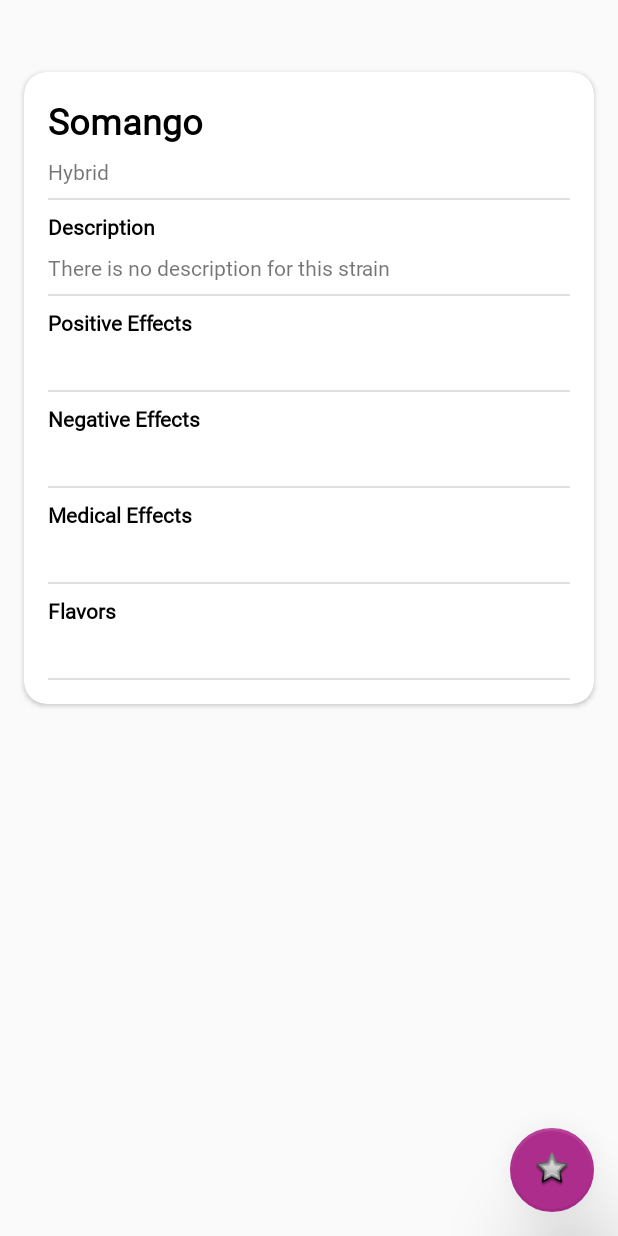
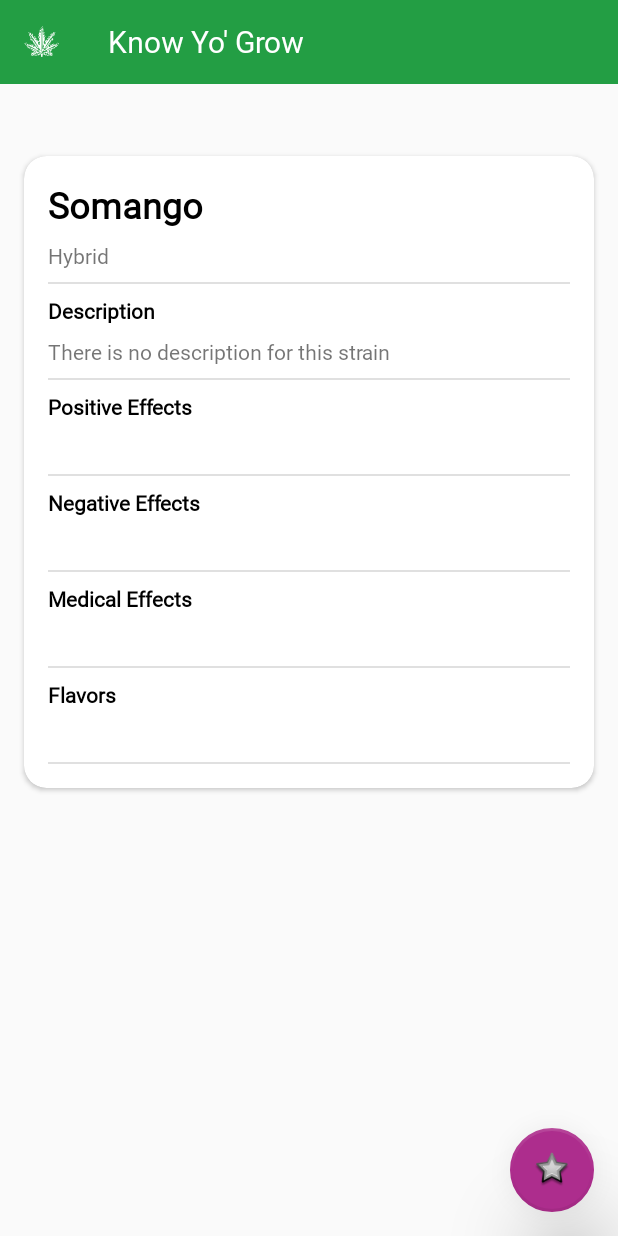
Before and after one commit to Jose-Develaw/KnowYoGrow, an Android app: the Detail screen opened directly, with no data from a screen before it, on a phone screen of 412 x 824 dp. Run offline under Robolectric (Android 15) with nearby library versions, the phone set to English and light mode, and no system bars; our stand-ins replace Picasso; pictures from the network do not load; Roboto replaces fonts that are not available here; 14 statements that could not run were skipped.

Commit message:
Navigation improved

```diff
--- a/app/src/main/java/com/example/knowyogrow/Detail.java
+++ b/app/src/main/java/com/example/knowyogrow/Detail.java
@@ -1,12 +1,16 @@
 package com.example.knowyogrow;
 
 import androidx.appcompat.app.AppCompatActivity;
+import androidx.appcompat.widget.Toolbar;
 
 import android.content.Intent;
 import android.content.res.ColorStateList;
 import android.database.Cursor;
 import android.graphics.drawable.Icon;
 import android.os.Bundle;
+import android.os.ResultReceiver;
+import android.util.Log;
+import android.view.KeyEvent;
 import android.view.View;
 import android.widget.Button;
 import android.widget.ImageView;
@@ -29,12 +33,30 @@ public class Detail extends AppCompatActivity {
     StrainComplete sc;
     DBInterface dbInterface;
     boolean already = false;
+    String fromResults = null;
 
 
     @Override
     protected void onCreate(Bundle savedInstanceState) {
         super.onCreate(savedInstanceState);
         setContentView(R.layout.activity_detail);
+        fromResults = getIntent().getStringExtra("fromResults");
+        Toolbar toolbar = (Toolbar) findViewById(R.id.toolbar);
+        setSupportActionBar(toolbar);
+        toolbar.setNavigationOnClickListener(new View.OnClickListener() {
+            @Override
+            public void onClick(View view) {
+                Intent i = new Intent(Detail.this, MainActivity.class);
+                i.setFlags(Intent.FLAG_ACTIVITY_CLEAR_TOP);
+                startActivity(i);
+                /*Intent intent = getIntent();
+                if (intent.getStringExtra("fromResults") != null) {
+                    ((ResultReceiver)getIntent().getParcelableExtra("finisher")).send(1, new Bundle());
+                }
+                finish();*/
+
+            }
+        });
         Intent intent = getIntent();
         sc = (StrainComplete) intent.getSerializableExtra("strainClicked");
         dbInterface = new DBInterface(Detail.this);
@@ -176,4 +198,5 @@ public class Detail extends AppCompatActivity {
 
 
     }
+
 }
--- a/app/src/main/java/com/example/knowyogrow/FavListFragment.java
+++ b/app/src/main/java/com/example/knowyogrow/FavListFragment.java
@@ -2,6 +2,7 @@ package com.example.knowyogrow;
 
 
 import android.app.Activity;
+import android.app.Application;
 import android.content.Intent;
 import android.database.Cursor;
 import android.os.Bundle;
@@ -13,7 +14,9 @@ import androidx.fragment.app.FragmentTransaction;
 import androidx.recyclerview.widget.LinearLayoutManager;
 import androidx.recyclerview.widget.RecyclerView;
 
+import android.util.Log;
 import android.view.ContextMenu;
+import android.view.KeyEvent;
 import android.view.LayoutInflater;
 import android.view.MenuInflater;
 import android.view.MenuItem;
@@ -45,6 +48,8 @@ public class FavListFragment extends Fragment implements  ResultAdapter.IOnLongC
                              Bundle savedInstanceState) {
 
         return inflater.inflate(R.layout.fragment_fav_list, container, false);
+
+
     }
 
     @Override
@@ -107,6 +112,7 @@ public class FavListFragment extends Fragment implements  ResultAdapter.IOnLongC
         return super.onContextItemSelected(item);
     }
 
+
     public void loadingData() {
 
         si = null;
--- a/app/src/main/java/com/example/knowyogrow/Filter.java
+++ b/app/src/main/java/com/example/knowyogrow/Filter.java
@@ -96,6 +96,7 @@ public class Filter extends AppCompatActivity implements View.OnClickListener, C
             i.putExtra("flavor", flavorString);
             i.putExtra("filterType", "all");
             startActivity(i);
+
         } else {
             Toast.makeText(this, "SELECT AT LEAST ONE FILTER FOR EACH CATEGORY", Toast.LENGTH_LONG).show();
         }
--- a/app/src/main/java/com/example/knowyogrow/FilterByEffect.java
+++ b/app/src/main/java/com/example/knowyogrow/FilterByEffect.java
@@ -77,6 +77,7 @@ public class FilterByEffect extends AppCompatActivity implements View.OnClickLis
             i.putExtra("effect", effectString);
             i.putExtra("filterType", "byEffect");
             startActivity(i);
+
         } else {
             Toast.makeText(this, "SELECT AN EFFECT FOR FILTERING", Toast.LENGTH_LONG).show();
         }
--- a/app/src/main/java/com/example/knowyogrow/FilterByFlavor.java
+++ b/app/src/main/java/com/example/knowyogrow/FilterByFlavor.java
@@ -71,6 +71,7 @@ public class FilterByFlavor extends AppCompatActivity implements View.OnClickLis
             i.putExtra("flavor", flavorString);
             i.putExtra("filterType", "byFlavor");
             startActivity(i);
+
         } else {
             Toast.makeText(this, "SELECT A FLAVOR FOR FILTERING", Toast.LENGTH_LONG).show();
         }
--- a/app/src/main/java/com/example/knowyogrow/FilterByRace.java
+++ b/app/src/main/java/com/example/knowyogrow/FilterByRace.java
@@ -37,6 +37,7 @@ public class FilterByRace extends AppCompatActivity implements View.OnClickListe
             i.putExtra("race", raceString);
             i.putExtra("filterType", "byRace");
             startActivity(i);
+
         } else {
             Toast.makeText(this, "SELECT A RACE FOR FILTERING", Toast.LENGTH_LONG).show();
         }
--- a/app/src/main/res/layout/activity_detail.xml
+++ b/app/src/main/res/layout/activity_detail.xml
@@ -5,6 +5,21 @@
     android:layout_height="match_parent"
     xmlns:android="http://schemas.android.com/apk/res/android"
     xmlns:app="http://schemas.android.com/apk/res-auto">
+
+    <androidx.appcompat.widget.Toolbar
+        android:id="@+id/toolbar"
+        android:layout_width="match_parent"
+        android:layout_height="wrap_content"
+        android:background="?attr/colorPrimary"
+        android:minHeight="?attr/actionBarSize"
+        android:theme="?attr/actionBarTheme"
+        app:titleTextColor="@android:color/white"
+        app:titleTextAppearance="@style/toolBar"
+        app:navigationIcon="@drawable/ic_icons8_cannabis_96white"
+        app:title="Know Yo' Grow"
+        app:layout_constraintEnd_toEndOf="parent"
+        app:layout_constraintStart_toStartOf="parent"
+        app:layout_constraintTop_toTopOf="parent" />
 
     <com.google.android.material.floatingactionbutton.FloatingActionButton
         android:id="@+id/floatingFav"
@@ -21,17 +36,18 @@
 
     <ScrollView xmlns:android="http://schemas.android.com/apk/res/android"
 
+        xmlns:tools="http://schemas.android.com/tools"
         android:layout_width="match_parent"
         android:layout_height="match_parent"
-    xmlns:tools="http://schemas.android.com/tools"
+        android:layout_marginTop="56dp"
         app:layout_constraintStart_toStartOf="parent"
-    app:layout_constraintTop_toTopOf="parent"
+        app:layout_constraintTop_toBottomOf="@id/toolbar"
         tools:context=".Detail">
 
         <androidx.constraintlayout.widget.ConstraintLayout
             android:layout_width="match_parent"
-        android:layout_height="match_parent"
-        >
+            android:layout_height="match_parent">
+
 
             <ImageView
                 android:id="@+id/imageDetail"
@@ -302,7 +318,6 @@
         </androidx.constraintlayout.widget.ConstraintLayout>
 
 
-
     </ScrollView>
 
 </FrameLayout>
--- a/app/src/main/res/values/styles.xml
+++ b/app/src/main/res/values/styles.xml
@@ -32,6 +32,7 @@
         <item name="android:textColor">@android:color/white</item>
         <item name="android:fontFamily">@font/cherry_cream_soda</item>
         <item name="android:textSize">20dp</item>
+        <item name="android:showDividers">beginning</item>
         <item name="android:drawableLeft">@android:drawable/star_big_on</item>
     </style>
 
```
Also changed, not shown: app/src/main/java/com/example/knowyogrow/Login.java (+10 -0 lines), app/src/main/java/com/example/knowyogrow/MainActivity.java (+43 -0 lines), app/src/main/java/com/example/knowyogrow/Results.java (+22 -1 lines), app/src/main/res/layout/activity_results.xml (+18 -1 lines), app/src/main/res/layout/fragment_empty_list.xml (+11 -5 lines), app/src/main/res/menu/main_toolbar.xml (+12 -3 lines). Lines whose indentation alone changed are shown as unchanged.
